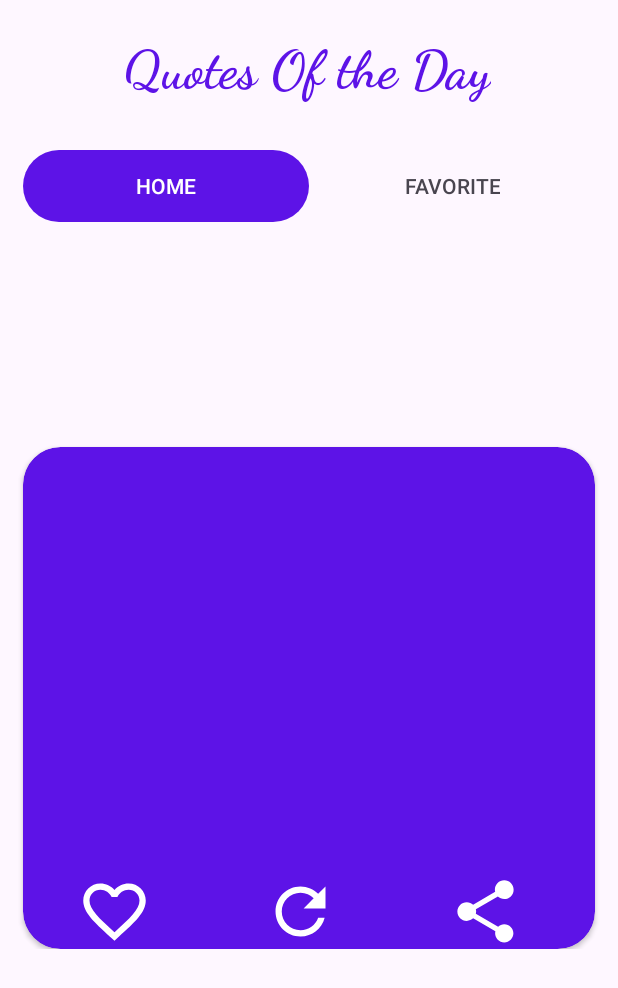
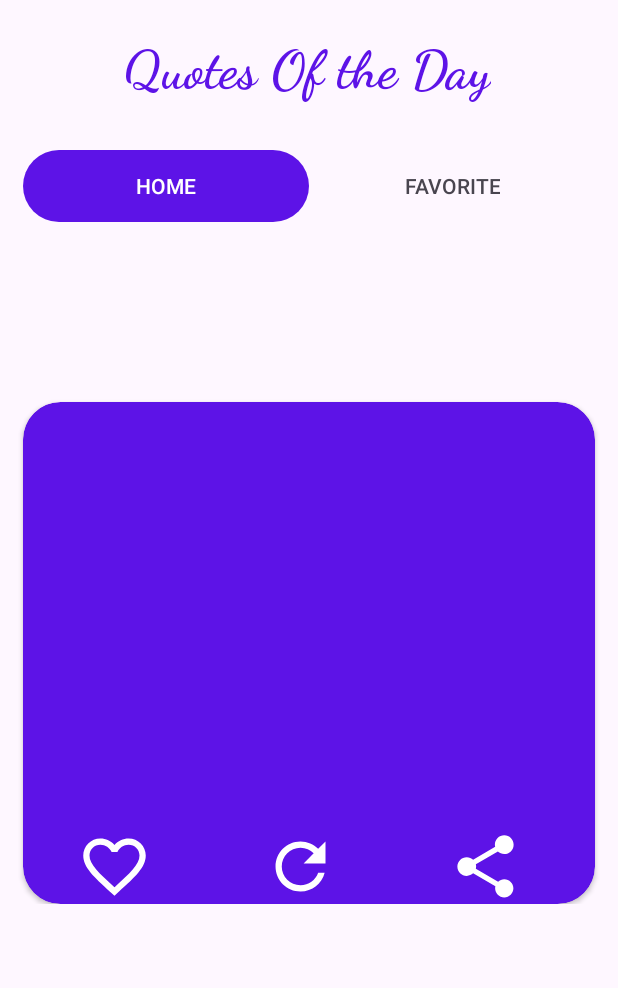
Before and after one commit to DoaaMosalam/Quotes, an Android app: the MainFragment screen opened directly, with no data from a screen before it, on a phone screen of 412 x 824 dp. Shown: the top 988 px of the screen. Run offline under Robolectric (Android 15) with nearby library versions, the phone set to English and light mode, and no system bars; our stand-ins replace Room's generated code, data binding, sdp/ssp sizes; Roboto replaces fonts that are not available here.

Commit message:
Quotes app

```diff
--- a/app/src/main/AndroidManifest.xml
+++ b/app/src/main/AndroidManifest.xml
@@ -27,9 +27,7 @@
         <activity
             android:name=".ui.MainActivity"
             android:exported="true">
-
         </activity>
-
         <meta-data
             android:name="preloaded_fonts"
             android:resource="@array/preloaded_fonts" />
--- a/app/src/main/java/com/example/quotes/mainFrgment/MainFragment.kt
+++ b/app/src/main/java/com/example/quotes/mainFrgment/MainFragment.kt
@@ -5,6 +5,8 @@ import androidx.fragment.app.Fragment
 import android.view.LayoutInflater
 import android.view.View
 import android.view.ViewGroup
+import androidx.constraintlayout.motion.widget.MotionLayout
+import androidx.constraintlayout.motion.widget.MotionScene
 import androidx.databinding.DataBindingUtil
 import androidx.viewpager2.widget.ViewPager2
 import com.example.quotes.R
@@ -53,7 +55,9 @@ class MainFragment : Fragment() {
                 }
             })
         }
+
+        //======================================================================================
         return mainBinding.root
+    }
 
-    }
 }
--- a/app/src/main/java/com/example/quotes/quotesFragment/QuotesFragment.kt
+++ b/app/src/main/java/com/example/quotes/quotesFragment/QuotesFragment.kt
@@ -73,7 +73,6 @@ class QuotesFragment : Fragment(), View.OnClickListener {
                 resetHeartColor()
             }
         })
-
     }
 
     // Method to reset heart color
@@ -81,7 +80,6 @@ class QuotesFragment : Fragment(), View.OnClickListener {
         isHeartFull = false
         bindingQuotes.btnFavorite.setImageResource(R.drawable.baseline_favorite_border_24)
     }
-
     override fun onClick(v: View?) {
         if (v != null) {
             when (v.id) {
--- a/app/src/main/java/com/example/quotes/splach_screen/SplachScreen.kt
+++ b/app/src/main/java/com/example/quotes/splach_screen/SplachScreen.kt
@@ -13,7 +13,6 @@ class SplachScreen : AppCompatActivity() {
     private lateinit var bindingscreen:ActivitySplachScreenBinding
     override fun onCreate(savedInstanceState: Bundle?) {
         super.onCreate(savedInstanceState)
-        setContentView(R.layout.activity_splach_screen)
         bindingscreen = DataBindingUtil.setContentView(this,R.layout.activity_splach_screen)
         bindingscreen.motionLayout.addTransitionListener(object : MotionLayout.TransitionListener {
             override fun onTransitionStarted(
--- a/app/src/main/java/com/example/quotes/ui/MainActivity.kt
+++ b/app/src/main/java/com/example/quotes/ui/MainActivity.kt
@@ -16,8 +16,6 @@ import com.google.android.material.tabs.TabLayout
 class MainActivity : AppCompatActivity() {
     private lateinit var binding: ActivityMainBinding
     private lateinit var mNavController: NavController
-//     adapter = MainViewPagerAdapter(childFragmentManager, lifecycle)
-//    adapter = MainViewPagerAdapter(supportFragmentManager, lifecycle)
     override fun onCreate(savedInstanceState: Bundle?) {
         super.onCreate(savedInstanceState)
     binding = DataBindingUtil.setContentView(this,R.layout.activity_main)
--- a/app/src/main/res/layout/fragment_main.xml
+++ b/app/src/main/res/layout/fragment_main.xml
@@ -5,13 +5,15 @@
     <data>
     </data>
 
-    <androidx.constraintlayout.widget.ConstraintLayout
+    <androidx.constraintlayout.motion.widget.MotionLayout
+        android:id="@+id/main_motion_layout"
         android:layout_width="match_parent"
         android:layout_height="match_parent"
+        app:layoutDescription="@xml/fragment_main_xml_main_motion_layout_scene"
         tools:context=".mainFrgment.MainFragment">
 
-
         <TextView
+            android:id="@+id/quotes_of_the_day"
             android:layout_width="wrap_content"
             android:layout_height="wrap_content"
             android:layout_marginTop="24dp"
@@ -29,6 +31,7 @@
 
         <com.google.android.material.tabs.TabLayout
             android:id="@+id/tab_layout"
+            style="@style/CustomTabText"
             android:layout_width="match_parent"
             android:layout_height="wrap_content"
             android:layout_marginStart="@dimen/_15dp"
@@ -38,16 +41,14 @@
             app:layout_constraintHorizontal_bias="0.5"
             app:layout_constraintStart_toStartOf="parent"
             app:layout_constraintTop_toTopOf="parent"
+            app:tabGravity="fill"
             app:tabIndicator="@drawable/tab_indicator"
             app:tabIndicatorAnimationMode="elastic"
             app:tabIndicatorColor="@null"
             app:tabIndicatorGravity="stretch"
             app:tabMode="fixed"
-            app:tabGravity="fill"
-            app:tabUnboundedRipple="false"
             app:tabSelectedTextColor="@color/white"
-            style="@style/CustomTabText"/>
-
+            app:tabUnboundedRipple="false" />
 
         <androidx.viewpager2.widget.ViewPager2
             android:id="@+id/view_pager2"
@@ -59,5 +60,5 @@
             app:layout_constraintStart_toStartOf="parent"
             app:layout_constraintTop_toBottomOf="@+id/tab_layout" />
 
-    </androidx.constraintlayout.widget.ConstraintLayout>
+    </androidx.constraintlayout.motion.widget.MotionLayout>
 </layout>
--- a/app/src/main/res/layout/fragment_quotes.xml
+++ b/app/src/main/res/layout/fragment_quotes.xml
@@ -19,7 +19,7 @@
                 android:layout_width="match_parent"
                 android:layout_height="wrap_content"
                 android:layout_marginStart="@dimen/_15dp"
-                android:layout_marginTop="150dp"
+                android:layout_marginTop="120dp"
                 android:layout_marginEnd="@dimen/_15dp"
                 android:foregroundGravity="center"
                 app:cardBackgroundColor="@color/backgroundColor"
@@ -59,6 +59,7 @@
                       >
 
                         <!-- Button 1 -->
+
                         <ImageButton
                             android:id="@+id/btn_favorite"
                             android:layout_width="wrap_content"
@@ -70,7 +71,7 @@
                             app:layout_constraintBottom_toBottomOf="parent"
                             app:layout_constraintStart_toStartOf="parent"
                             app:layout_constraintTop_toTopOf="parent"
-                             />
+                            app:layout_constraintVertical_bias="0.0" />
 
                         <ImageButton
                             android:id="@+id/btn_Quotes"
@@ -109,7 +110,6 @@
                     app:layout_constraintTop_toTopOf="parent" />
 
             </androidx.cardview.widget.CardView>
-
         </androidx.constraintlayout.widget.ConstraintLayout>
     </ScrollView>
 </layout>
--- /dev/null
+++ b/app/src/main/res/xml/fragment_main_xml_main_motion_layout_scene.xml
@@ -0,0 +1,92 @@
+<?xml version="1.0" encoding="utf-8"?>
+<MotionScene
+    xmlns:android="http://schemas.android.com/apk/res/android"
+    xmlns:motion="http://schemas.android.com/apk/res-auto">
+
+    <Transition
+        motion:constraintSetEnd="@+id/end"
+        motion:constraintSetStart="@id/start"
+        motion:duration="1000">
+       <KeyFrameSet>
+           <KeyAttribute
+               motion:motionTarget="@+id/quotes_of_the_day"
+               motion:framePosition="10"
+               android:elevation="3dp" />
+           <KeyAttribute
+               motion:motionTarget="@+id/view_pager2"
+               motion:framePosition="90"
+               android:elevation="3dp" />
+           <KeyPosition
+               motion:motionTarget="@+id/tab_layout"
+               motion:framePosition="50"
+               motion:keyPositionType="deltaRelative"
+               motion:percentX="0.5"
+               motion:percentY="0.5" />
+       </KeyFrameSet>
+    </Transition>
+
+    <ConstraintSet android:id="@+id/start"
+        android:alpha="0">
+        <Constraint
+            android:id="@+id/quotes_of_the_day"
+            motion:layout_constraintEnd_toEndOf="parent"
+            android:layout_width="wrap_content"
+            android:layout_height="wrap_content"
+            motion:layout_constraintTop_toTopOf="parent"
+            motion:layout_constraintStart_toStartOf="parent"
+            android:layout_marginTop="24dp"
+            motion:layout_constraintHorizontal_bias="0.492" />
+        <Constraint
+            android:id="@+id/tab_layout"
+            motion:layout_constraintEnd_toEndOf="parent"
+            android:layout_width="match_parent"
+            android:layout_height="wrap_content"
+            android:layout_marginEnd="@dimen/_15dp"
+            android:layout_marginStart="@dimen/_15dp"
+            motion:layout_constraintTop_toTopOf="parent"
+            motion:layout_constraintStart_toStartOf="parent"
+            android:layout_marginTop="100dp"
+            motion:layout_constraintHorizontal_bias="0.5" />
+        <Constraint
+            android:id="@+id/view_pager2"
+            motion:layout_constraintEnd_toEndOf="parent"
+            android:layout_width="match_parent"
+            android:layout_height="0dp"
+            motion:layout_constraintBottom_toBottomOf="parent"
+            motion:layout_constraintTop_toBottomOf="@+id/tab_layout"
+            motion:layout_constraintHorizontal_bias="0.5"
+            motion:layout_constraintStart_toStartOf="parent" />
+    </ConstraintSet>
+
+    <ConstraintSet android:id="@+id/end">
+        <Constraint
+            android:id="@+id/quotes_of_the_day"
+            motion:layout_constraintEnd_toEndOf="parent"
+            android:layout_width="wrap_content"
+            android:layout_height="wrap_content"
+            motion:layout_constraintTop_toTopOf="parent"
+            motion:layout_constraintStart_toStartOf="parent"
+            android:layout_marginTop="24dp"
+            motion:layout_constraintHorizontal_bias="0.492" />
+        <Constraint
+            android:id="@+id/tab_layout"
+            motion:layout_constraintEnd_toEndOf="parent"
+            android:layout_width="match_parent"
+            android:layout_height="wrap_content"
+            android:layout_marginEnd="@dimen/_15dp"
+            android:layout_marginStart="@dimen/_15dp"
+            motion:layout_constraintTop_toTopOf="parent"
+            motion:layout_constraintStart_toStartOf="parent"
+            android:layout_marginTop="100dp"
+            motion:layout_constraintHorizontal_bias="0.5" />
+        <Constraint
+            android:id="@+id/view_pager2"
+            motion:layout_constraintEnd_toEndOf="parent"
+            android:layout_width="match_parent"
+            android:layout_height="0dp"
+            motion:layout_constraintBottom_toBottomOf="parent"
+            motion:layout_constraintTop_toBottomOf="@+id/tab_layout"
+            motion:layout_constraintHorizontal_bias="0.5"
+            motion:layout_constraintStart_toStartOf="parent" />
+    </ConstraintSet>
+</MotionScene>
```
